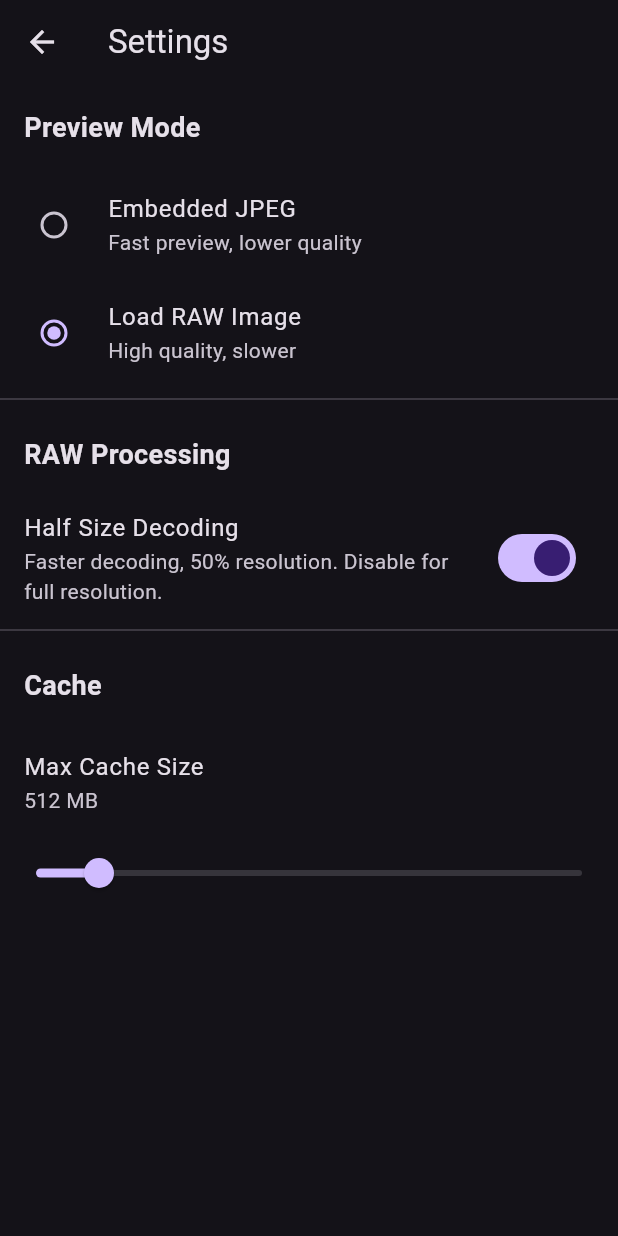
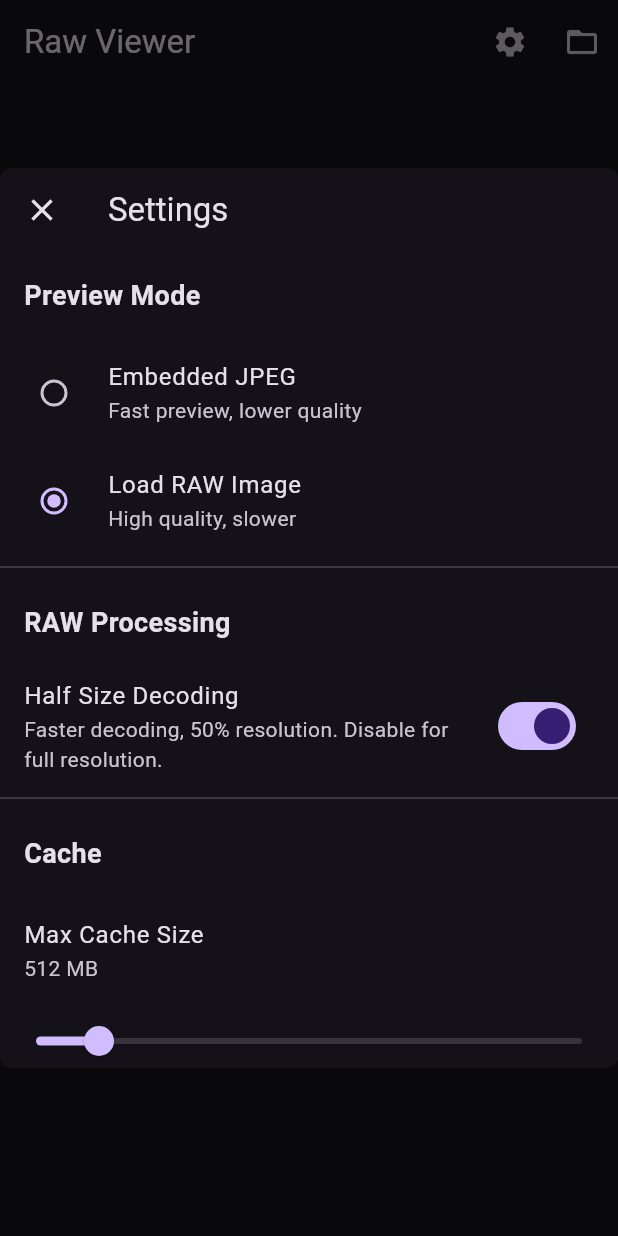
Before and after one commit to stmtc233/rawviewer, a Flutter app: the screen it shows after launch, after a tap on the "settings" icon, on a phone screen of 412 x 824 dp. Run offline on Flutter 3.47's test engine with Material 3 defaults, Android fonts, the phone set to English and light mode, and no system bars; our stand-ins replace file_picker, permission_handler; missing offline and left inert: dart:ffi.

Commit message:
修复神秘报错

```diff
--- a/lib/main.dart
+++ b/lib/main.dart
@@ -19,13 +19,15 @@ class MyApp extends StatelessWidget {
 
   @override
   Widget build(BuildContext context) {
-    return MaterialApp(
+    return ExcludeSemantics(
+      child: MaterialApp(
         title: 'Raw Viewer',
         theme: ThemeData(
           brightness: Brightness.dark,
           primarySwatch: Colors.blue,
         ),
         home: const HomePage(),
+      ),
     );
   }
 }
@@ -120,8 +122,34 @@ class _HomePageState extends State<HomePage> {
               onPressed: () async {
                 final result = await Navigator.push<ViewerSettings>(
                   context,
-                MaterialPageRoute(
-                  builder: (context) => SettingsPage(settings: _settings),
+                  PageRouteBuilder(
+                    opaque: false,
+                    barrierColor: Colors.black54,
+                    barrierDismissible: true,
+                    pageBuilder: (context, animation, secondaryAnimation) {
+                      return ExcludeSemantics(
+                        child: FadeTransition(
+                          opacity: animation,
+                          child: Center(
+                            child: Container(
+                                width: 500,
+                                height: 600,
+                                clipBehavior: Clip.antiAlias,
+                                decoration: BoxDecoration(
+                                  color:
+                                      Theme.of(context).scaffoldBackgroundColor,
+                                  borderRadius: BorderRadius.circular(8),
+                                ),
+                                child: SettingsPage(
+                                  settings: _settings,
+                                  onClose: (res) {
+                                    Navigator.pop(context, res);
+                                  },
+                                )),
+                          ),
+                        ),
+                      );
+                    },
                   ),
                 );
 
@@ -143,12 +171,14 @@ class _HomePageState extends State<HomePage> {
             ),
           ],
         ),
-      body: _files.isEmpty
+        body: ExcludeSemantics(
+          child: _files.isEmpty
               ? const Center(child: Text('Open a folder with RAW images'))
               : GridView.builder(
                   // Add cacheExtent to keep a few items off-screen alive
                   cacheExtent: 200,
                   padding: const EdgeInsets.all(8),
+                  // ... rest of the gridview ...
                   gridDelegate: const SliverGridDelegateWithFixedCrossAxisCount(
                     crossAxisCount: 4,
                     crossAxisSpacing: 8,
@@ -170,20 +200,31 @@ class _HomePageState extends State<HomePage> {
                       onTap: () {
                         Navigator.push(
                           context,
-                      MaterialPageRoute(
-                        builder: (context) => ImagePreviewPage(
+                          PageRouteBuilder(
+                            pageBuilder:
+                                (context, animation, secondaryAnimation) {
+                              return ExcludeSemantics(
+                                child: FadeTransition(
+                                  opacity: animation,
+                                  child: ImagePreviewPage(
                                     files: _files,
                                     initialIndex: index,
                                     imageCache: _imageCache,
                                     settings: _settings,
+                                    onClose: () {
+                                      Navigator.pop(context);
+                                    },
                                   ),
+                                ),
+                              );
+                            },
                           ),
                         );
                       },
                     );
                   },
                 ),
-    );
+        ));
   }
 }
 
@@ -319,6 +360,7 @@ class ImagePreviewPage extends StatefulWidget {
   final int initialIndex;
   final LruCache<String, LibRawImage> imageCache;
   final ViewerSettings settings;
+  final VoidCallback onClose;
 
   const ImagePreviewPage({
     super.key,
@@ -326,6 +368,7 @@ class ImagePreviewPage extends StatefulWidget {
     required this.initialIndex,
     required this.imageCache,
     required this.settings,
+    required this.onClose,
   });
 
   @override
@@ -428,6 +471,10 @@ class _ImagePreviewPageState extends State<ImagePreviewPage> {
               title: Text(path.basename(currentFilePath)),
               backgroundColor: Colors.transparent,
               elevation: 0,
+              leading: IconButton(
+                icon: const Icon(Icons.arrow_back),
+                onPressed: widget.onClose,
+              ),
             ),
           ),
         ],
--- a/lib/settings_page.dart
+++ b/lib/settings_page.dart
@@ -26,8 +26,10 @@ class ViewerSettings {
 
 class SettingsPage extends StatefulWidget {
   final ViewerSettings settings;
+  final void Function(ViewerSettings?) onClose;
 
-  const SettingsPage({super.key, required this.settings});
+  const SettingsPage(
+      {super.key, required this.settings, required this.onClose});
 
   @override
   State<SettingsPage> createState() => _SettingsPageState();
@@ -35,7 +37,6 @@ class SettingsPage extends StatefulWidget {
 
 class _SettingsPageState extends State<SettingsPage> {
   late ViewerSettings _currentSettings;
-  bool _canPop = false;
 
   @override
   void initState() {
@@ -45,26 +46,14 @@ class _SettingsPageState extends State<SettingsPage> {
 
   @override
   Widget build(BuildContext context) {
-    return PopScope(
-      canPop: _canPop,
-      onPopInvokedWithResult: (didPop, result) {
-        if (didPop) return;
-        setState(() {
-          _canPop = true;
-        });
-        WidgetsBinding.instance.addPostFrameCallback((_) {
-          if (mounted) {
-            Navigator.pop(context, _currentSettings);
-          }
-        });
-      },
+    return ExcludeSemantics(
       child: Scaffold(
         appBar: AppBar(
           title: const Text('Settings'),
           leading: IconButton(
-            icon: const Icon(Icons.arrow_back),
+            icon: const Icon(Icons.close),
             onPressed: () {
-              Navigator.maybePop(context);
+              widget.onClose(_currentSettings);
             },
           ),
         ),
@@ -77,7 +66,8 @@ class _SettingsPageState extends State<SettingsPage> {
                 style: TextStyle(fontSize: 18, fontWeight: FontWeight.bold),
               ),
             ),
-            RadioListTile<bool>(
+            ExcludeSemantics(
+              child: RadioListTile<bool>(
                 title: const Text('Embedded JPEG'),
                 subtitle: const Text('Fast preview, lower quality'),
                 value: true,
@@ -89,7 +79,9 @@ class _SettingsPageState extends State<SettingsPage> {
                   });
                 },
               ),
-            RadioListTile<bool>(
+            ),
+            ExcludeSemantics(
+              child: RadioListTile<bool>(
                 title: const Text('Load RAW Image'),
                 subtitle: const Text('High quality, slower'),
                 value: false,
@@ -101,6 +93,7 @@ class _SettingsPageState extends State<SettingsPage> {
                   });
                 },
               ),
+            ),
             const Divider(),
             const Padding(
               padding: EdgeInsets.all(16.0),
@@ -109,16 +102,19 @@ class _SettingsPageState extends State<SettingsPage> {
                 style: TextStyle(fontSize: 18, fontWeight: FontWeight.bold),
               ),
             ),
-            SwitchListTile(
+            ExcludeSemantics(
+              child: SwitchListTile(
                 title: const Text('Half Size Decoding'),
                 subtitle: const Text(
                     'Faster decoding, 50% resolution. Disable for full resolution.'),
                 value: _currentSettings.halfSize,
                 onChanged: (value) {
                   setState(() {
-                  _currentSettings = _currentSettings.copyWith(halfSize: value);
+                    _currentSettings =
+                        _currentSettings.copyWith(halfSize: value);
                   });
                 },
+              ),
             ),
             const Divider(),
             const Padding(
@@ -132,7 +128,8 @@ class _SettingsPageState extends State<SettingsPage> {
               title: const Text('Max Cache Size'),
               subtitle: Text('${_currentSettings.maxCacheSize} MB'),
             ),
-            Slider(
+            ExcludeSemantics(
+              child: Slider(
                 value: _currentSettings.maxCacheSize.toDouble(),
                 min: 64,
                 max: 4096,
@@ -145,6 +142,7 @@ class _SettingsPageState extends State<SettingsPage> {
                   });
                 },
               ),
+            ),
           ],
         ),
       ),
```
Lines whose indentation alone changed are shown as unchanged.
